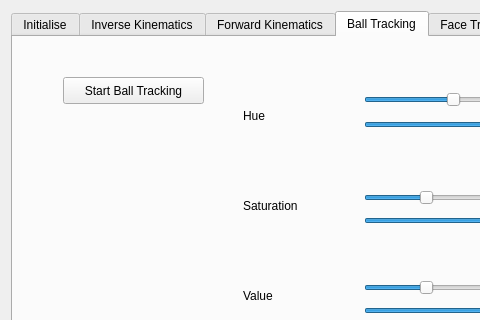
Qt form tools/arm_tests/arm_test_gui/ui/widget.ui (girvaw2/Maggie-version-3) before a commit; both pictures show x 0 to 480 and y 0 to 320 of the 997 by 570 pixel window.
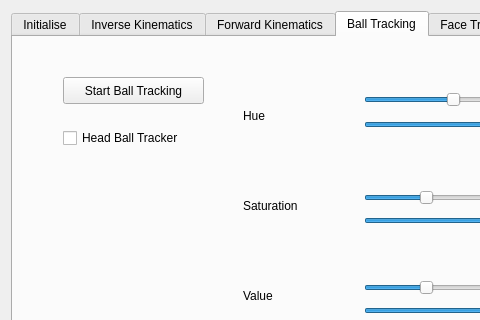
The same form after that commit.

Commit message: Getting the head to track the ball

What changed in the file:
```diff
--- a/tools/arm_tests/arm_test_gui/ui/widget.ui
+++ b/tools/arm_tests/arm_test_gui/ui/widget.ui
@@ -440,6 +440,19 @@
         <string>TextLabel</string>
        </property>
       </widget>
+      <widget class="QCheckBox" name="headBallTrackerCheckBox">
+       <property name="geometry">
+        <rect>
+         <x>50</x>
+         <y>90</y>
+         <width>151</width>
+         <height>22</height>
+        </rect>
+       </property>
+       <property name="text">
+        <string>Head Ball Tracker</string>
+       </property>
+      </widget>
      </widget>
      <widget class="QWidget" name="headTrackingTab">
       <attribute name="title">
```
The commit also changes 5 other files.
